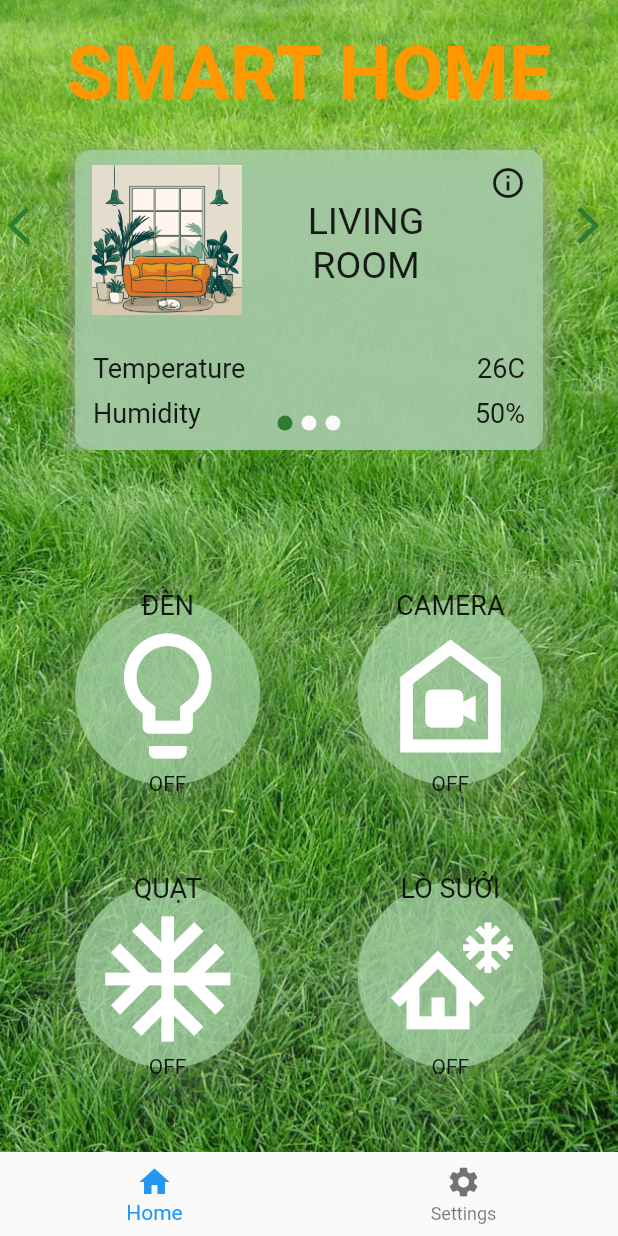
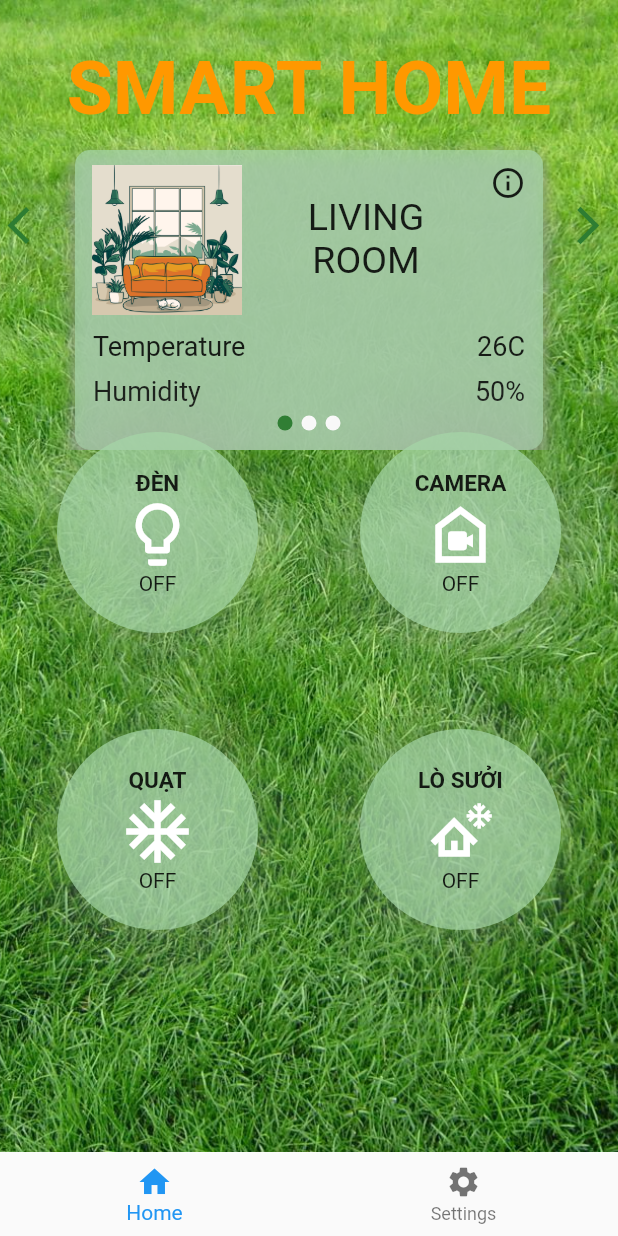
Before and after one commit to hoainam-dev/smart_home, a Flutter app: the screen it shows after launch, on a phone screen of 412 x 824 dp. Run offline on Flutter 3.47's test engine with Material 2 defaults, Android fonts, the phone set to English and light mode, and no system bars; drawn by our look-alikes of card_swiper.

Commit message:
test final

```diff
--- a/lib/screens/Home.dart
+++ b/lib/screens/Home.dart
@@ -29,31 +29,31 @@ class _HomeState extends State<Home> {
     Light(isOn: false),
   ];
 
-  List<BoxWidget> boxWidgets = [
+  List<BoxWidget> boxWidgets = const [
     BoxWidget(title: "LIVING ROOM",temp: "26C", humid: "50%", img: "assets/images/living_room.jpg"),
     BoxWidget(title: "BED ROOM",temp: "22C", humid: "30%", img: "assets/images/bed_room.jpg"),
     BoxWidget(title: "KITCHEN ROOM",temp: "22C", humid: "40%", img: "assets/images/kitchen_room.jpg")
   ];
 
   List<Items> items = [
-    Items(iconOn:const Icon(Icons.lightbulb,size: 100,
+    Items(iconOn:const Icon(Icons.lightbulb,size: 50,
       color: Colors.white,),
-        iconOff:const Icon(Icons.lightbulb_outline,size: 100,
+        iconOff:const Icon(Icons.lightbulb_outline,size: 50,
       color: Colors.white,),
         name: "ĐÈN"),
-    Items(iconOn:const Icon(Icons.camera_indoor,size: 100,
+    Items(iconOn:const Icon(Icons.camera_indoor,size: 50,
       color: Colors.white,),
-        iconOff:const Icon(Icons.camera_indoor_outlined,size: 100,
+        iconOff:const Icon(Icons.camera_indoor_outlined,size: 50,
           color: Colors.white,),
         name: "CAMERA"),
-    Items(iconOn:const Icon(Icons.ac_unit,size: 100,
+    Items(iconOn:const Icon(Icons.ac_unit,size: 50,
       color: Colors.white,),
-        iconOff:const Icon(Icons.ac_unit_outlined,size: 100,
+        iconOff:const Icon(Icons.ac_unit_outlined,size: 50,
           color: Colors.white,),
         name: "QUẠT"),
-    Items(iconOn:const Icon(Icons.chalet,size: 100,
+    Items(iconOn:const Icon(Icons.chalet,size: 50,
       color: Colors.white,),
-        iconOff:const Icon(Icons.chalet_outlined,size: 100,
+        iconOff:const Icon(Icons.chalet_outlined,size: 50,
           color: Colors.white,),
         name: "LÒ SƯỞI"),
   ];
@@ -70,7 +70,6 @@ class _HomeState extends State<Home> {
     return MaterialApp(
       theme: ThemeData(
         primaryColor: Colors.green.shade800,
-        accentColor: Colors.orange,
       ),
       home: Scaffold(
         body: Container(
@@ -82,19 +81,19 @@ class _HomeState extends State<Home> {
             ),
             child: Stack(
               children: [
-                Container(
+                SizedBox(
                   height: 300,
                   child: Swiper(
                     itemBuilder: (BuildContext context,int index){
                       return boxWidgets[index];
                     },
                     itemCount: 3,
-                    pagination: SwiperPagination(),
-                    control: SwiperControl(),
+                    pagination: const SwiperPagination(),
+                    control: const SwiperControl(),
                   ),
                 ),
                 Container(
-                  margin: EdgeInsets.fromLTRB(0, 20, 0, 0),
+                  margin: const EdgeInsets.fromLTRB(0, 30, 0, 0),
                   child: Center(
                     child: Column(
                       children: const [
@@ -105,14 +104,14 @@ class _HomeState extends State<Home> {
                   ),
                 ),
                 Container(
-                  margin: const EdgeInsets.fromLTRB(0, 350, 0, 0),
-                  padding: const EdgeInsets.all(20),
+                  margin: const EdgeInsets.fromLTRB(0, 250, 0, 0),
+                  padding: const EdgeInsets.all(8),
                   child: Center(
                     child: GridView.builder(
                       gridDelegate: const SliverGridDelegateWithFixedCrossAxisCount(
                         crossAxisCount: 2,
-                        mainAxisSpacing: 5.0,
-                        crossAxisSpacing: 5.0,
+                        mainAxisSpacing: 4.0,
+                        crossAxisSpacing: 8.0,
                       ),
                       itemCount: lights.length,
                       itemBuilder: (context, index) {
@@ -152,9 +151,7 @@ class BoxWidget extends StatelessWidget{
   @override
   Widget build(BuildContext context) {
     return Container(
-        margin: EdgeInsets.fromLTRB(50, 100, 50, 0),
-        width: 200,
-        height: 200,
+        margin: const EdgeInsets.fromLTRB(50, 100, 50, 0),
         decoration: BoxDecoration(
           borderRadius: BorderRadius.circular(10),
           color: Colors.green.shade200.withOpacity(0.7),
@@ -170,39 +167,39 @@ class BoxWidget extends StatelessWidget{
         child: Stack(
           children: [
             Container(
-              margin: EdgeInsets.fromLTRB(0, 10, 0, 0),
+              margin: const EdgeInsets.fromLTRB(0, 10, 0, 0),
               child: Row(
                 mainAxisAlignment: MainAxisAlignment.spaceAround,
                 crossAxisAlignment: CrossAxisAlignment.start,
                 children: [
-                  Image.asset(img, height: 100),
+                  Image.asset(img, height: 100, width: 100,fit: BoxFit.cover,),
                   Container(
-                    margin: EdgeInsets.fromLTRB(0, 23, 0, 0),
+                    margin: const EdgeInsets.fromLTRB(0, 20, 0, 0),
                     width: 120,
-                    child: Text(title, style: TextStyle(fontSize: 25,), maxLines:2,textAlign: TextAlign.center,),
+                    child: Text(title, style: const TextStyle(fontSize: 25,), maxLines:2,textAlign: TextAlign.center,),
                   ),
-                  Icon(Icons.info_outline)
+                  const Icon(Icons.info_outline)
                 ],
               ),
             ),
             Container(
-              margin: EdgeInsets.fromLTRB(0, 135, 0, 0),
-              padding: EdgeInsets.fromLTRB(12, 0, 12, 0),
+              margin: const EdgeInsets.fromLTRB(0, 120, 0, 0),
+              padding: const EdgeInsets.fromLTRB(12, 0, 12, 0),
               child: Row(
                 mainAxisAlignment: MainAxisAlignment.spaceBetween,
                 children: [
-                  Text("Temperature", style: TextStyle(fontSize: 18),),
-                  Text(temp, style: TextStyle(fontSize: 18))
+                  const Text("Temperature", style: TextStyle(fontSize: 18),),
+                  Text(temp, style: const TextStyle(fontSize: 18))
                 ],),
             ),
             Container(
-              margin: EdgeInsets.fromLTRB(0, 165, 0, 0),
-              padding: EdgeInsets.fromLTRB(12, 0, 12, 0),
+              margin: const EdgeInsets.fromLTRB(0, 150, 0, 0),
+              padding: const EdgeInsets.fromLTRB(12, 0, 12, 0),
               child: Row(
                 mainAxisAlignment: MainAxisAlignment.spaceBetween,
                 children: [
-                  Text("Humidity", style: TextStyle(fontSize: 18),),
-                  Text(humid, style: TextStyle(fontSize: 18))
+                  const Text("Humidity", style: TextStyle(fontSize: 18),),
+                  Text(humid, style: const TextStyle(fontSize: 18))
                 ],),
             ),
           ],
@@ -231,8 +228,6 @@ class LightWidget extends StatelessWidget {
     return GestureDetector(
       onTap: onTap,
       child: Container(
-          width: 150,
-          height: 150,
           decoration: BoxDecoration(
             shape: BoxShape.circle,
             color: isOn ? Colors.orange.withOpacity(0.7) : Colors.green.shade200.withOpacity(0.7),
@@ -250,7 +245,7 @@ class LightWidget extends StatelessWidget {
           child: Column(
             mainAxisAlignment: MainAxisAlignment.center,
             children: [
-              Text(name, style: const TextStyle(fontSize: 18),),
+              Text(name, style: const TextStyle(fontSize: 15, fontWeight: FontWeight.bold),),
               isOn ? iconOn : iconOff,
               Text(isOn ? 'ON' : 'OFF'),
             ],
--- a/lib/widgets/root.dart
+++ b/lib/widgets/root.dart
@@ -46,7 +46,7 @@ class _RootState extends State<Root> {
         bottomNavigationBar: BottomNavigationBar(
           currentIndex: _currentIndex,
           onTap: onTabTapped,
-          items: [
+          items: const [
             BottomNavigationBarItem(
               icon: Icon(Icons.home),
               label: 'Home',
```
Also changed, not shown: pubspec.lock.
